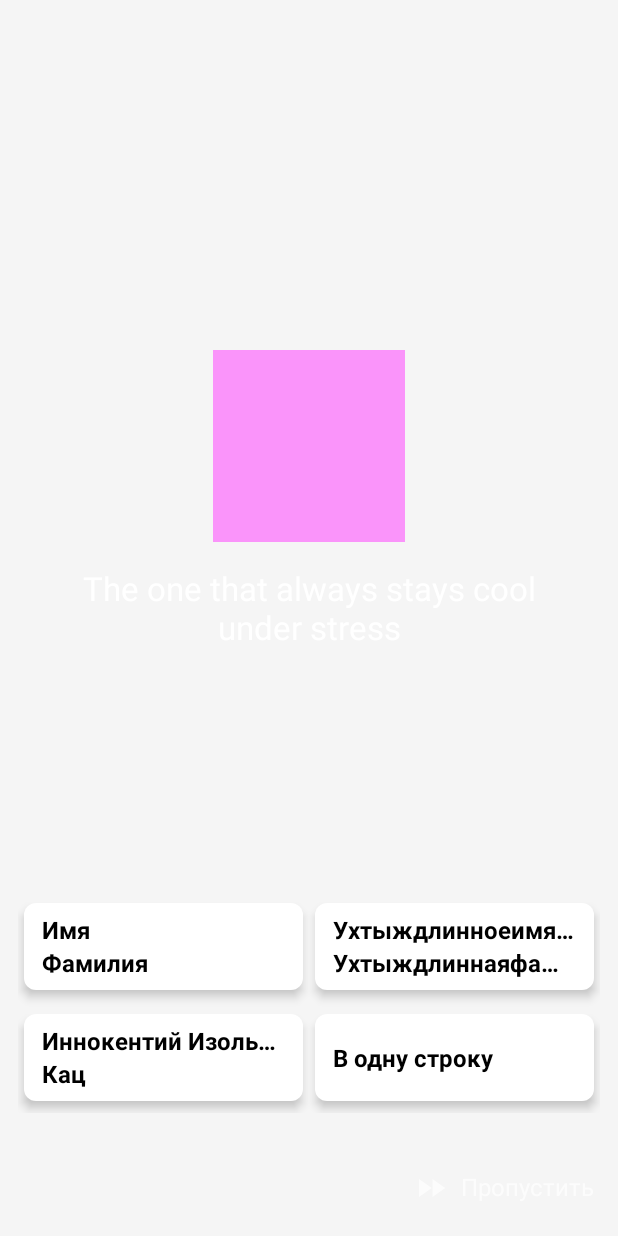
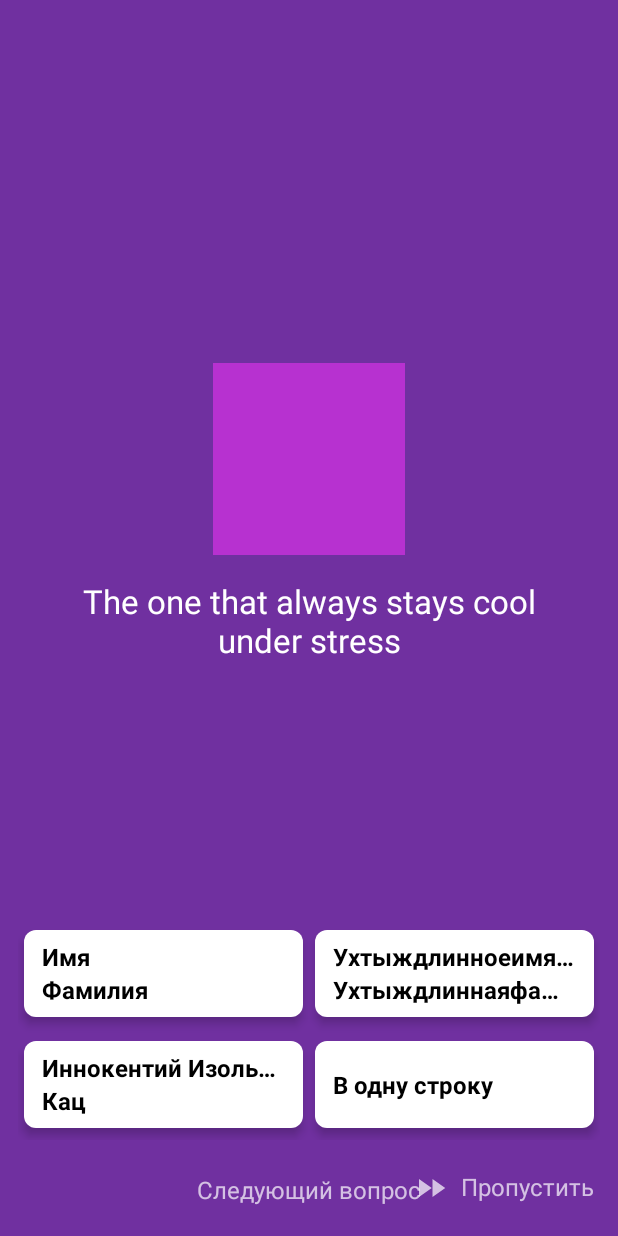
Before and after one commit to fnail1/colloquium, an Android app: the layout fr_question.xml on its own in the app's theme, with its tools: preview values and no code run, on a phone screen of 412 x 824 dp. Run offline under Robolectric (Android 15) with nearby library versions, the light colour scheme and no system bars; network calls fail.

Commit message:
Стопскрин!

```diff
--- a/app/src/main/res/drawable/bg_white_button.xml
+++ b/app/src/main/res/drawable/bg_white_button.xml
@@ -1,7 +1,20 @@
 <?xml version="1.0" encoding="utf-8"?>
+<selector xmlns:android="http://schemas.android.com/apk/res/android">
+    <item android:state_selected="true">
+        <shape xmlns:android="http://schemas.android.com/apk/res/android"
+               android:shape="rectangle">
+            <corners android:radius="8dp"/>
+            <solid android:color="#fff57d"/>
+            <stroke android:color="#5a000000"/>
+        </shape>
+
+    </item>
+    <item>
         <shape xmlns:android="http://schemas.android.com/apk/res/android"
                android:shape="rectangle">
             <corners android:radius="8dp"/>
             <solid android:color="#ffffffff"/>
             <stroke android:color="#5a000000"/>
         </shape>
+    </item>
+</selector>
--- a/app/src/main/res/layout/fr_question.xml
+++ b/app/src/main/res/layout/fr_question.xml
@@ -4,7 +4,8 @@
                 android:layout_width="match_parent"
                 android:layout_height="match_parent"
                 android:fitsSystemWindows="true"
-                android:theme="@style/AppThemeDark">
+                android:theme="@style/AppThemeDark"
+                tools:background="#7030a0">
 
     <FrameLayout
         android:layout_width="match_parent"
@@ -49,8 +50,8 @@
         android:id="@+id/answers"
         android:layout_width="match_parent"
         android:layout_height="wrap_content"
-        android:layout_above="@+id/skip"
-        android:layout_marginBottom="38dp"
+        android:layout_alignParentBottom="true"
+        android:layout_marginBottom="64dp"
         android:orientation="horizontal"
         android:paddingEnd="12dp"
         android:paddingStart="12dp">
@@ -76,18 +77,18 @@
 
                 <TextView
                     android:id="@+id/variant1Text1"
+                    style="@style/WhiteButtonTextAppearance"
                     android:layout_width="match_parent"
                     android:layout_height="wrap_content"
                     android:singleLine="true"
-                    style="@style/WhiteButtonTextAppearance"
                     tools:text="Имя"/>
 
                 <TextView
                     android:id="@+id/variant1Text2"
+                    style="@style/WhiteButtonTextAppearance"
                     android:layout_width="match_parent"
                     android:layout_height="wrap_content"
                     android:singleLine="true"
-                    style="@style/WhiteButtonTextAppearance"
                     tools:text="Фамилия"/>
             </LinearLayout>
 
@@ -106,18 +107,18 @@
 
                 <TextView
                     android:id="@+id/variant2Text1"
+                    style="@style/WhiteButtonTextAppearance"
                     android:layout_width="match_parent"
                     android:layout_height="wrap_content"
                     android:singleLine="true"
-                    style="@style/WhiteButtonTextAppearance"
                     tools:text="Иннокентий Изольдович"/>
 
                 <TextView
                     android:id="@+id/variant2Text2"
+                    style="@style/WhiteButtonTextAppearance"
                     android:layout_width="match_parent"
                     android:layout_height="wrap_content"
                     android:singleLine="true"
-                    style="@style/WhiteButtonTextAppearance"
                     tools:text="Кац"
                     tools:visibility="visible"/>
             </LinearLayout>
@@ -144,18 +145,18 @@
 
                 <TextView
                     android:id="@+id/variant3Text1"
+                    style="@style/WhiteButtonTextAppearance"
                     android:layout_width="match_parent"
                     android:layout_height="wrap_content"
                     android:singleLine="true"
-                    style="@style/WhiteButtonTextAppearance"
                     tools:text="Ухтыждлинноеимякакое"/>
 
                 <TextView
                     android:id="@+id/variant3Text2"
+                    style="@style/WhiteButtonTextAppearance"
                     android:layout_width="match_parent"
                     android:layout_height="wrap_content"
                     android:singleLine="true"
-                    style="@style/WhiteButtonTextAppearance"
                     tools:text="Ухтыждлиннаяфамилия"/>
             </LinearLayout>
 
@@ -174,18 +175,18 @@
 
                 <TextView
                     android:id="@+id/variant4Text1"
+                    style="@style/WhiteButtonTextAppearance"
                     android:layout_width="match_parent"
                     android:layout_height="wrap_content"
                     android:singleLine="true"
-                    style="@style/WhiteButtonTextAppearance"
                     tools:text="В одну строку"/>
 
                 <TextView
                     android:id="@+id/variant4Text2"
+                    style="@style/WhiteButtonTextAppearance"
                     android:layout_width="match_parent"
                     android:layout_height="wrap_content"
                     android:singleLine="true"
-                    style="@style/WhiteButtonTextAppearance"
                     tools:text=""
                     tools:visibility="gone"/>
             </LinearLayout>
@@ -211,4 +212,19 @@
         android:textColor="@color/mw_fade_white_70"
         />
 
+    <TextView
+        android:id="@+id/next"
+        android:layout_width="wrap_content"
+        android:layout_height="wrap_content"
+        android:layout_alignParentBottom="true"
+        android:layout_centerHorizontal="true"
+        android:layout_marginBottom="20dp"
+        android:background="@drawable/ripple_none_view_dark"
+        android:gravity="center_horizontal"
+        android:text="Следующий вопрос"
+        android:textAppearance="@style/SubtitleTextAppearance"
+        android:textColor="@color/mw_fade_white_70"
+        android:visibility="invisible"
+        tools:visibility="visible"
+        />
 </RelativeLayout>
```
Also changed, not shown: app/src/main/java/app/laiki/service/AppService.java (+2 -6 lines), app/src/main/java/app/laiki/ui/main/questions/QuestionViewHolder.java (+55 -9 lines), app/src/main/java/app/laiki/ui/main/questions/QuestionsFragment.java (+23 -8 lines), app/src/main/res/drawable-hdpi/ic_invite.png (added), app/src/main/res/drawable-hdpi/ic_stopscreen.png (added), app/src/main/res/drawable-mdpi/ic_invite.png (added), app/src/main/res/drawable-mdpi/ic_stopscreen.png (added), app/src/main/res/drawable-xhdpi/ic_invite.png (added), app/src/main/res/drawable-xhdpi/ic_stopscreen.png (added), app/src/main/res/drawable-xxhdpi/ic_invite.png (added), app/src/main/res/drawable-xxhdpi/ic_stopscreen.png (added), app/src/main/res/drawable-xxxhdpi/ic_invite.png (added), app/src/main/res/drawable-xxxhdpi/ic_stopscreen.png (added). Lines whose indentation alone changed are shown as unchanged.
